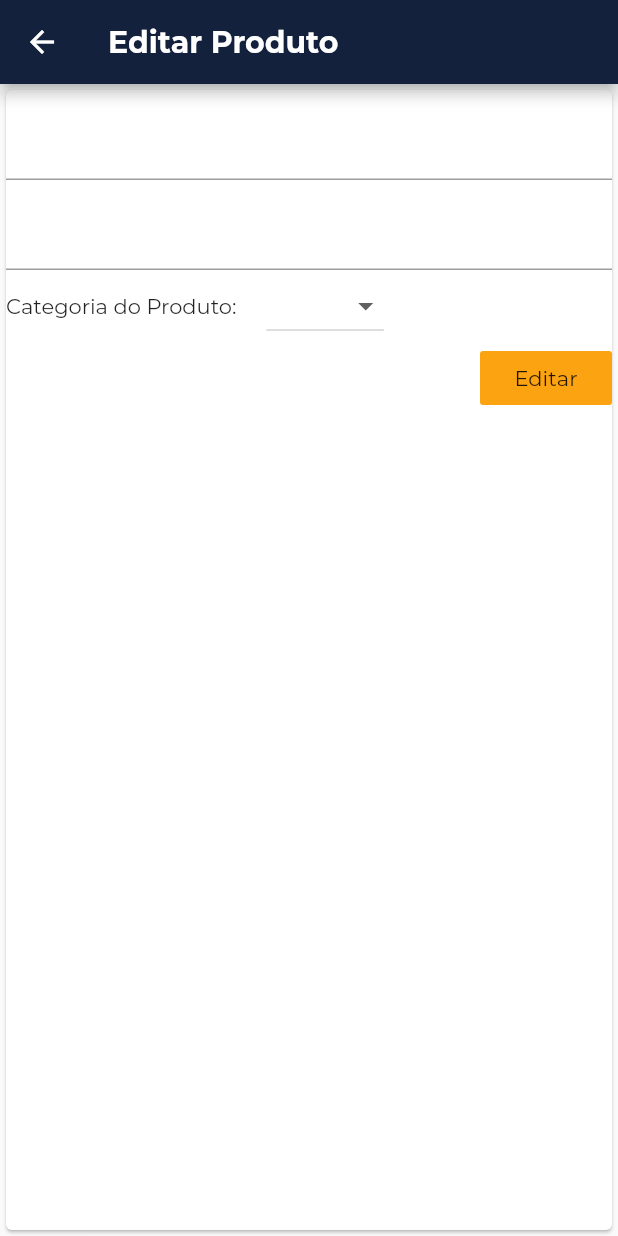
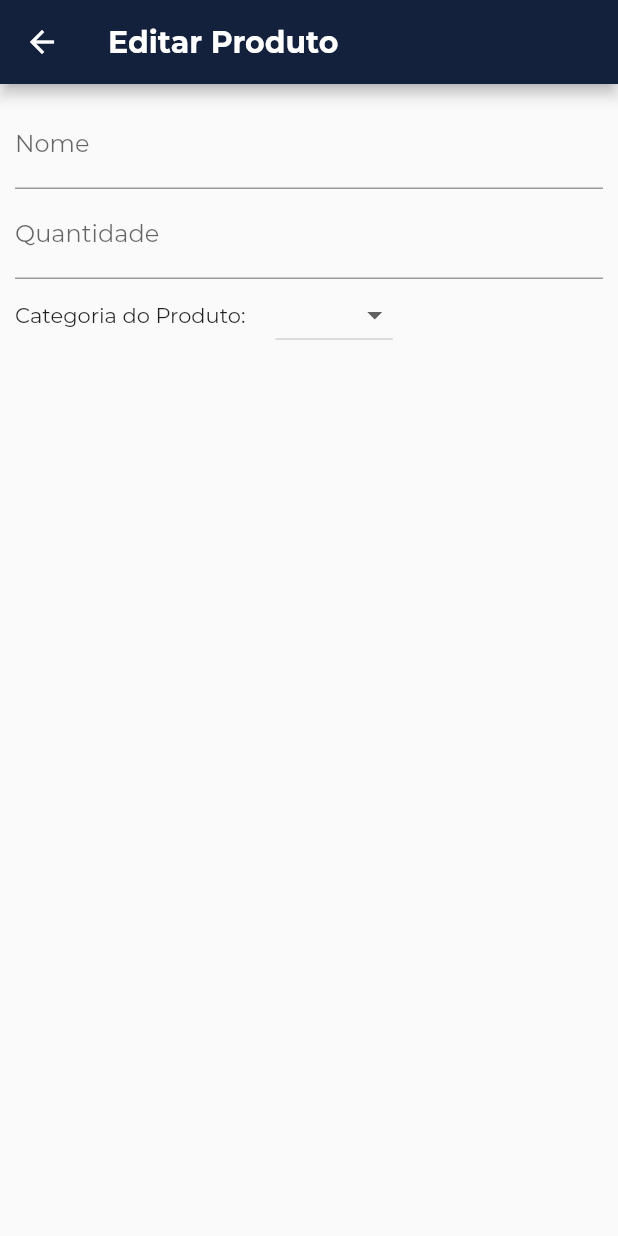
Before and after one commit to owarleysouza/S-Compras, a Flutter app: the ProductItem widget shown alone on an empty page, opened directly with empty values, after a tap on the "edit" icon, on a phone screen of 412 x 824 dp. Run offline on Flutter 3.47's test engine with Material 2 defaults, Android fonts, the phone set to English and light mode, and no system bars; our stand-ins replace carousel_slider.

Commit message:
Implementacao parcial da nova tela de editar produtos

```diff
--- /dev/null
+++ b/lib/views/product_form_screen.dart
@@ -0,0 +1,66 @@
+import 'package:flutter/material.dart';
+import 'package:minhas_compras/models/produto.dart';
+
+class ProductFormScreen extends StatefulWidget {
+  final Produto produto;
+  final Function editproduto;
+  ProductFormScreen({@required this.produto, @required this.editproduto});
+
+  @override
+  _ProductFormScreenState createState() => _ProductFormScreenState();
+}
+
+class _ProductFormScreenState extends State<ProductFormScreen> {
+  final _quantityFocusNode = FocusNode();
+
+  @override
+  Widget build(BuildContext context) {
+    String categoriaValue = widget.produto.categoria;
+    return Scaffold(
+      appBar: AppBar(
+        title: const Text("Editar Produto"),
+      ),
+      body: Padding(
+        padding: const EdgeInsets.all(10),
+        child: Form(
+            child: ListView(
+          children: [
+            TextFormField(
+                decoration: InputDecoration(labelText: "Nome"),
+                textInputAction: TextInputAction.next,
+                onFieldSubmitted: (value) =>
+                    FocusScope.of(context).requestFocus(_quantityFocusNode)),
+            TextFormField(
+              decoration: InputDecoration(labelText: "Quantidade"),
+              textInputAction: TextInputAction.next,
+              keyboardType: TextInputType.numberWithOptions(decimal: true),
+              focusNode: _quantityFocusNode,
+            ),
+            Row(
+              mainAxisAlignment: MainAxisAlignment.start,
+              children: <Widget>[
+                const Text("Categoria do Produto:"),
+                const SizedBox(
+                  width: 20,
+                ),
+                DropdownButton(
+                    value: categoriaValue,
+                    items: <String>["Grosso", "LeH", "Frios"]
+                        .map((String value) => DropdownMenuItem(
+                              value: value,
+                              child: Text(value),
+                            ))
+                        .toList(),
+                    onChanged: (newvalue) {
+                      setState(() {
+                        categoriaValue = newvalue;
+                      });
+                    }),
+              ],
+            )
+          ],
+        )),
+      ),
+    );
+  }
+}
--- a/lib/widgets/product_item.dart
+++ b/lib/widgets/product_item.dart
@@ -1,6 +1,7 @@
 import 'package:flutter/material.dart';
 import 'package:minhas_compras/models/produto.dart';
 import 'package:minhas_compras/views/editProduto.dart';
+import 'package:minhas_compras/views/product_form_screen.dart';
 
 /* É basicamente a tela que representa e cria a estrutura basica de um produto, e retorna isso para categoria,
 que vai retornar para tela inicial*/
@@ -75,7 +76,7 @@ class ProductItem extends StatelessWidget {
                     color: Theme.of(context).accentColor,
                     onPressed: () => Navigator.of(context).push(
                         MaterialPageRoute(
-                            builder: (context) => EditarProduto(
+                            builder: (context) => ProductFormScreen(
                                 produto: produto, editproduto: editproduto)))),
                 IconButton(
                     icon: const Icon(Icons.delete),
```
